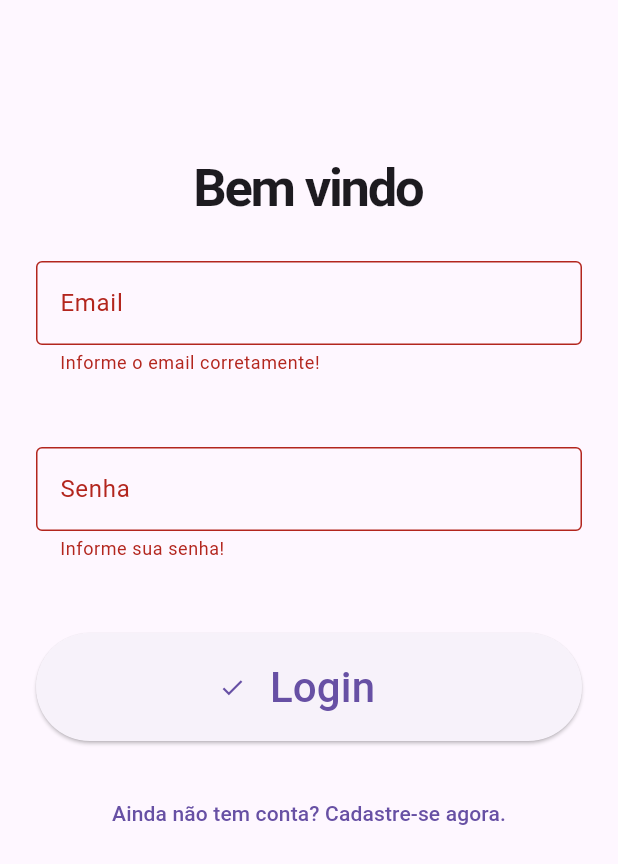
After one commit to harleycardoso/flutter-app-cripto-moedas, a Flutter app: the screen it shows after launch, after a tap on "Login", on a phone screen of 412 x 824 dp. The commit adds this screen. Shown: the top 864 px of the screen. Run offline on Flutter 3.47's test engine with Material 3 defaults, Android fonts, the phone set to English and light mode, and no system bars; our stand-ins replace firebase_auth, firebase_core, fl_chart, shared_preferences, sqflite; missing offline and left inert: dart:ffi; accounts and stored records are empty.

Commit message:
Login e cadastro de usuarios com Firebase

```diff
--- a/lib/main.dart
+++ b/lib/main.dart
@@ -1,16 +1,26 @@
+
+
+import 'package:firebase_core/firebase_core.dart';
 import 'package:flutter/material.dart';
 import 'package:joingroup/configs/app_settings.dart';
 import 'package:joingroup/primeiro_aplicativo.dart';
-import 'package:firebase_core/firebase_core.dart';
 import 'package:joingroup/repository/conta_repository.dart';
 import 'package:joingroup/repository/favoritas_repository.dart';
 import 'package:joingroup/services/auth_service.dart';
 import 'package:provider/provider.dart';
+import 'firebase_options.dart';
 
-void main(){
+void main() async {
+  WidgetsFlutterBinding.ensureInitialized();
+
+  // This is the last thing you need to add.
+  await Firebase.initializeApp(
+    options: DefaultFirebaseOptions.currentPlatform,
+  );
   runApp(
     MultiProvider(
       providers: [
+        ChangeNotifierProvider(create: (context) => AuthService(),),
         ChangeNotifierProvider(create: (context) => ContaRepository(),),
         ChangeNotifierProvider(create: (context) => AppSettings(),),
         ChangeNotifierProvider(create: (context) => FavoritasRepository(),),
--- /dev/null
+++ b/lib/pages/login_page.dart
@@ -0,0 +1,158 @@
+import 'package:flutter/material.dart';
+import 'package:joingroup/services/auth_service.dart';
+import 'package:provider/provider.dart';
+
+class LoginPage extends StatefulWidget {
+  const LoginPage({super.key});
+
+  @override
+  State<LoginPage> createState() => _LoginPageState();
+}
+
+class _LoginPageState extends State<LoginPage> {
+
+    final formKey = GlobalKey<FormState>();
+    final email = TextEditingController();
+    final senha = TextEditingController();
+
+    bool isLogin = true;
+    late String titulo;
+    late String actionButton;
+    late String toggleButton;
+
+    @override
+    void initState(){
+      super.initState();
+      setFormAction(true);
+    }
+
+    setFormAction(bool acao){
+      setState((){
+        isLogin = acao;
+
+        if(isLogin){
+          titulo = 'Bem vindo';
+          actionButton = 'Login';
+          toggleButton = 'Ainda não tem conta? Cadastre-se agora.';
+        }else{
+          titulo = 'Crie sua conta';
+          actionButton = 'Cadastrar';
+          toggleButton = 'Voltar ao login.';
+        }
+      });
+    }
+
+    login()async{
+      try{
+        await context.read<AuthService>().login(email.text,senha.text);
+      }on AuthException catch (e){
+        ScaffoldMessenger.of(context).showSnackBar(SnackBar(content: Text(e.message)));
+      }
+    }
+    registrar()async{
+      try{
+        await context.read<AuthService>().registrar(email.text,senha.text);
+      }on AuthException catch (e){
+        ScaffoldMessenger.of(context).showSnackBar(SnackBar(content: Text(e.message)));
+      }
+    }
+
+
+
+  @override
+  Widget build(BuildContext context) {
+
+    return Scaffold(
+      body: SingleChildScrollView(
+        child: Padding(padding: EdgeInsets.only(top:100),
+        child: Form(
+          key: formKey,
+          child: Column(
+            mainAxisAlignment: MainAxisAlignment.center,
+            children: [
+              Text(
+                titulo,
+                style: TextStyle(
+                  fontSize:35,
+                  fontWeight: FontWeight.bold,
+                  letterSpacing: -1.5,
+                ),
+              ),
+              Padding(
+                padding: EdgeInsets.all(24),
+                child: TextFormField(
+                  controller: email,
+                  decoration: InputDecoration(
+                    border: OutlineInputBorder(),
+                    labelText:'Email',
+                  ),
+                  keyboardType: TextInputType.emailAddress,
+                   validator: (value){
+                    if(value!.isEmpty){
+                      return 'Informe o email corretamente!';
+                    }
+                    return null;
+                  }
+                )
+              ),
+              Padding(
+                padding: EdgeInsets.all(24),
+                child: TextFormField(
+                  controller: senha,
+                  obscureText: true,
+                  decoration: InputDecoration(
+                    border: OutlineInputBorder(),
+                    labelText:'Senha',
+                  ),
+                  keyboardType: TextInputType.emailAddress,
+                  validator: (value){
+                    if(value!.isEmpty){
+                      return 'Informe sua senha!';
+                    }else if(value.length < 6){
+                      return 'Sua senha deve ter no mínimo 6 caractere';
+                    }
+                    return null;
+                  }
+                )
+              ),
+              Padding(
+                padding: EdgeInsets.all(24.0),
+                child: ElevatedButton(
+                    onPressed: (){
+                      if(formKey.currentState!.validate()){
+                        if(isLogin){
+                          login();
+                        }else{
+                          registrar();
+                        }
+                      }
+                    },
+                    child: Row(
+                      mainAxisAlignment: MainAxisAlignment.center,
+                      children: [
+                        Icon(Icons.check),
+                        Padding(
+                          padding: EdgeInsets.all(16.0),
+                          child: Text(
+                            actionButton,
+                            style: TextStyle(
+                              fontSize: 28,
+                            ),
+                          )
+                          )
+                      ],
+                    ),
+
+                )
+              ),
+                TextButton(onPressed: () => setFormAction(!isLogin),
+                child: Text(toggleButton),
+                ),
+            ],
+          ),
+        )
+      ),
+    )
+    );
+  }
+}
--- a/lib/primeiro_aplicativo.dart
+++ b/lib/primeiro_aplicativo.dart
@@ -1,5 +1,6 @@
 import "package:flutter/material.dart";
 import "package:joingroup/pages/home_page.dart";
+import "package:joingroup/widgets/auth_check.dart";
 
 class PrimeiroAplicativo extends StatelessWidget {
   const PrimeiroAplicativo({super.key});
@@ -12,7 +13,7 @@ class PrimeiroAplicativo extends StatelessWidget {
       theme: ThemeData(
         primarySwatch: Colors.indigo,
       ),
-      home:HomePage(),
+      home:AuthCheck(),
 
     );
   }
--- a/lib/services/auth_service.dart
+++ b/lib/services/auth_service.dart
@@ -1,6 +1,12 @@
 import 'package:firebase_auth/firebase_auth.dart';
 import 'package:firebase_core/firebase_core.dart';
 import 'package:flutter/material.dart';
+
+
+class AuthException implements Exception{
+  String message;
+  AuthException(this.message);
+}
 
 class AuthService extends ChangeNotifier implements Listenable{
   FirebaseAuth _auth = FirebaseAuth.instance;
@@ -12,7 +18,7 @@ AuthService(){
 
 }
 
-_auth_check(){
+_auth_check()async{
   _auth.authStateChanges().listen((User? user){
     usuario = (user== null) ? null : user;
     isLoading = false;
@@ -20,4 +26,38 @@ _auth_check(){
   });
 }
 
+_getUser(){
+  usuario = _auth.currentUser;
+  notifyListeners();
 }
+
+registrar(String email, String senha)async{
+  try{
+    await _auth.createUserWithEmailAndPassword(email: email, password: senha);
+    _getUser();
+  }on FirebaseException catch(e){
+    if(e.code == 'weak-password'){
+      throw AuthException('A senha é muito fraca!');
+    }else if(e.code == 'email-already-in-use'){
+      throw AuthException('Este email já está cadastrado!');
+    }
+  }
+}
+login(String email, String senha)async{
+  try{
+    await _auth.signInWithEmailAndPassword(email: email, password: senha);
+    _getUser();
+  }on FirebaseException catch(e){
+    if(e.code == 'user-not-found'){
+      throw AuthException('Email não encotrado. cadastre-se.');
+    }else if(e.code == 'wrong-password'){
+      throw AuthException('Senha incorreta. Tente novamente');
+    }
+  }
+}
+logout()async{
+  await _auth.signOut();
+  _getUser();
+}
+
+}
--- /dev/null
+++ b/lib/widgets/auth_check.dart
@@ -0,0 +1,33 @@
+import 'package:flutter/material.dart';
+import 'package:joingroup/pages/home_page.dart';
+import 'package:joingroup/pages/login_page.dart';
+import 'package:joingroup/services/auth_service.dart';
+import 'package:provider/provider.dart';
+
+class AuthCheck extends StatefulWidget {
+  const AuthCheck({super.key});
+
+  @override
+  State<AuthCheck> createState() => _AuthCheckState();
+}
+
+class _AuthCheckState extends State<AuthCheck> {
+  @override
+  Widget build(BuildContext context) {
+    AuthService auth = Provider.of<AuthService>(context);
+    if (auth.isLoading) {
+      return loading();
+    } else if (auth.usuario == null) {
+      return LoginPage();
+    } else {
+      return HomePage();
+    }
+  }
+
+  loading() {
+    return Scaffold(
+        body: Center(
+      child: CircularProgressIndicator(),
+    ));
+  }
+}
--- a/pubspec.yaml
+++ b/pubspec.yaml
@@ -43,6 +43,7 @@ dependencies:
   cupertino_icons: ^1.0.2
   firebase_core: ^2.22.0
   firebase_auth: ^4.13.0
+
 
 dev_dependencies:
   flutter_test:
```
Also changed, not shown: lib/pages/configuracoes_page.dart (+20 -0 lines), lib/firebase_options.dart (added), pubspec.lock, 7 other files.
